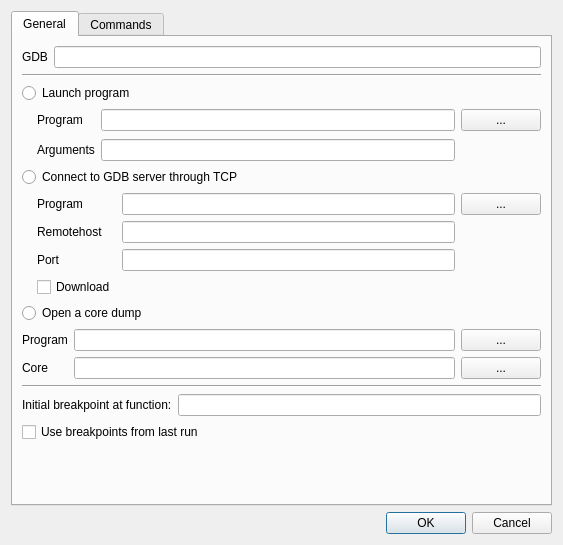
The window that src/opendialog.ui (Nanoseb/gede) describes before a commit, drawn with Qt 5.
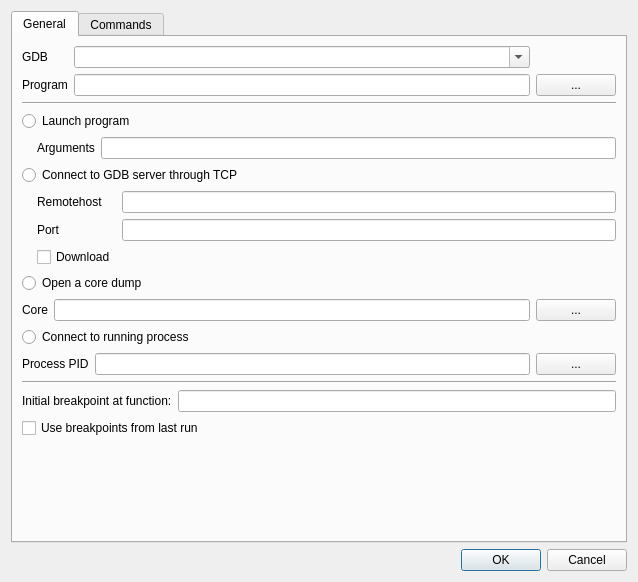
The same window after the commit. Custom widgets are drawn as their Qt base class.

Diff of the .ui file:
```diff
--- a/src/opendialog.ui
+++ b/src/opendialog.ui
@@ -6,8 +6,8 @@
    <rect>
     <x>0</x>
     <y>0</y>
-    <width>563</width>
-    <height>545</height>
+    <width>638</width>
+    <height>582</height>
    </rect>
   </property>
   <property name="windowTitle">
@@ -33,41 +33,27 @@
            </property>
           </widget>
          </item>
-         <item row="0" column="1">
-          <widget class="QLineEdit" name="lineEdit_gdbCommand"/>
+         <item row="0" column="2">
+          <widget class="ExeComboBox" name="comboBox_gdbCommand">
+           <property name="sizePolicy">
+            <sizepolicy hsizetype="MinimumExpanding" vsizetype="Fixed">
+             <horstretch>0</horstretch>
+             <verstretch>0</verstretch>
+            </sizepolicy>
+           </property>
+           <property name="editable">
+            <bool>true</bool>
+           </property>
+          </widget>
          </item>
-        </layout>
-       </item>
-       <item>
-        <widget class="Line" name="line">
-         <property name="orientation">
-          <enum>Qt::Horizontal</enum>
-         </property>
-        </widget>
-       </item>
-       <item>
-        <widget class="QRadioButton" name="radioButton_localProgram">
-         <property name="text">
-          <string>Launch program</string>
-         </property>
-        </widget>
-       </item>
-       <item>
-        <layout class="QGridLayout" name="gridLayout">
-         <property name="leftMargin">
-          <number>15</number>
-         </property>
-         <property name="verticalSpacing">
-          <number>8</number>
-         </property>
-         <item row="0" column="0">
+         <item row="1" column="0">
           <widget class="QLabel" name="label">
            <property name="text">
             <string>Program</string>
            </property>
           </widget>
          </item>
-         <item row="0" column="1">
+         <item row="1" column="2">
           <widget class="QLineEdit" name="lineEdit_program">
            <property name="sizePolicy">
             <sizepolicy hsizetype="Expanding" vsizetype="Fixed">
@@ -77,7 +63,7 @@
            </property>
           </widget>
          </item>
-         <item row="0" column="2">
+         <item row="1" column="3">
           <widget class="QPushButton" name="pushButton_selectFile">
            <property name="minimumSize">
             <size>
@@ -90,6 +76,30 @@
            </property>
           </widget>
          </item>
+        </layout>
+       </item>
+       <item>
+        <widget class="Line" name="line">
+         <property name="orientation">
+          <enum>Qt::Horizontal</enum>
+         </property>
+        </widget>
+       </item>
+       <item>
+        <widget class="QRadioButton" name="radioButton_localProgram">
+         <property name="text">
+          <string>Launch program</string>
+         </property>
+        </widget>
+       </item>
+       <item>
+        <layout class="QGridLayout" name="gridLayout">
+         <property name="leftMargin">
+          <number>15</number>
+         </property>
+         <property name="verticalSpacing">
+          <number>8</number>
+         </property>
          <item row="1" column="0">
           <widget class="QLabel" name="label_2">
            <property name="text">
@@ -114,44 +124,27 @@
          <property name="leftMargin">
           <number>15</number>
          </property>
-         <item row="1" column="0">
+         <item row="0" column="0">
           <widget class="QLabel" name="label_3">
            <property name="text">
             <string>Remotehost</string>
            </property>
           </widget>
          </item>
-         <item row="1" column="1">
+         <item row="0" column="1">
           <widget class="QLineEdit" name="lineEdit_tcpHost"/>
          </item>
-         <item row="2" column="0">
+         <item row="1" column="0">
           <widget class="QLabel" name="label_4">
            <property name="text">
             <string>Port</string>
            </property>
           </widget>
          </item>
-         <item row="2" column="1">
+         <item row="1" column="1">
           <widget class="QLineEdit" name="lineEdit_tcpPort"/>
          </item>
-         <item row="0" column="1">
-          <widget class="QLineEdit" name="lineEdit_tcpProgram"/>
-         </item>
-         <item row="0" column="0">
-          <widget class="QLabel" name="label_5">
-           <property name="text">
-            <string>Program</string>
-           </property>
-          </widget>
-         </item>
-         <item row="0" column="2">
-          <widget class="QPushButton" name="pushButton_selectTcpProgram">
-           <property name="text">
-            <string>...</string>
-           </property>
-          </widget>
-         </item>
-         <item row="3" column="0">
+         <item row="2" column="0">
           <widget class="QCheckBox" name="checkBox_download">
            <property name="text">
             <string>Download</string>
@@ -169,34 +162,17 @@
        </item>
        <item>
         <layout class="QGridLayout" name="gridLayout_4">
-         <item row="4" column="0">
+         <item row="3" column="0">
           <widget class="QLabel" name="label_9">
            <property name="text">
             <string>Core</string>
            </property>
           </widget>
          </item>
-         <item row="0" column="0">
-          <widget class="QLabel" name="label_8">
-           <property name="text">
-            <string>Program</string>
-           </property>
-          </widget>
-         </item>
-         <item row="4" column="2">
+         <item row="3" column="2">
           <widget class="QLineEdit" name="lineEdit_coreFile"/>
          </item>
-         <item row="0" column="2">
-          <widget class="QLineEdit" name="lineEdit_coreProgram"/>
-         </item>
-         <item row="0" column="3">
-          <widget class="QPushButton" name="pushButton_selectCoreProgram">
-           <property name="text">
-            <string>...</string>
-           </property>
-          </widget>
-         </item>
-         <item row="4" column="3">
+         <item row="3" column="3">
           <widget class="QPushButton" name="pushButton_selectCoreFile">
            <property name="text">
             <string>...</string>
@@ -205,6 +181,34 @@
          </item>
         </layout>
        </item>
+       <item>
+        <widget class="QRadioButton" name="radioButton_runningProgram">
+         <property name="text">
+          <string>Connect to running process</string>
+         </property>
+        </widget>
+       </item>
+       <item>
+        <layout class="QGridLayout" name="gridLayout_5">
+         <item row="0" column="0">
+          <widget class="QLabel" name="label_11">
+           <property name="text">
+            <string>Process PID</string>
+           </property>
+          </widget>
+         </item>
+         <item row="0" column="1">
+          <widget class="QLineEdit" name="lineEdit_pid"/>
+         </item>
+         <item row="0" column="2">
+          <widget class="QPushButton" name="pushButton_runningPid">
+           <property name="text">
+            <string>...</string>
+           </property>
+          </widget>
+         </item>
+        </layout>
+       </item>
        <item>
         <widget class="Line" name="line_2">
          <property name="orientation">
@@ -294,6 +298,13 @@
    </item>
   </layout>
  </widget>
+ <customwidgets>
+  <customwidget>
+   <class>ExeComboBox</class>
+   <extends>QComboBox</extends>
+   <header>execombobox.h</header>
+  </customwidget>
+ </customwidgets>
  <tabstops>
   <tabstop>lineEdit_gdbCommand</tabstop>
   <tabstop>radioButton_localProgram</tabstop>
```
Left out of the diff: 7 changed lines with no effect on the pictures.
